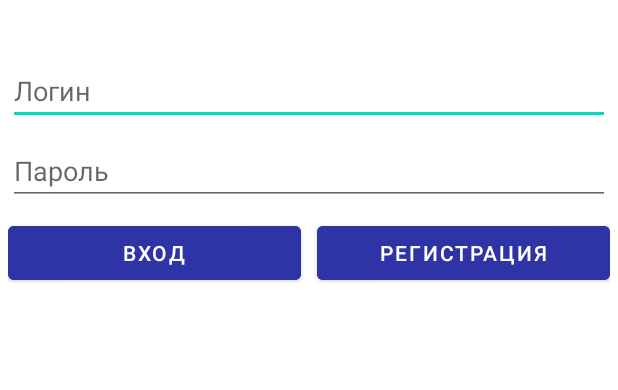
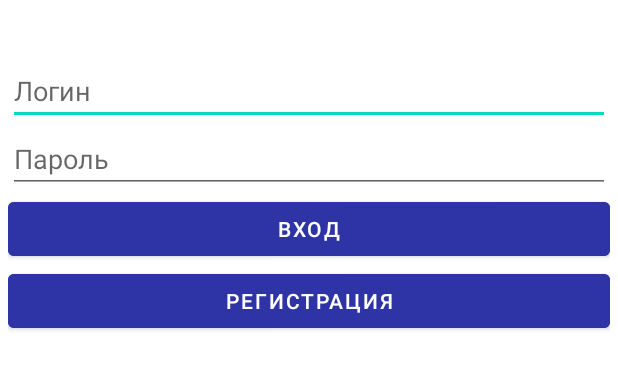
Before and after one commit to juicyluv/mobile-coursework, an Android app: the screen it shows after launch (MainActivity), on a phone screen of 412 x 824 dp, the part 77-467 px from its top. Run offline under Robolectric (Android 15) with nearby library versions, the phone set to English and light mode, and no system bars.

Commit message:
Fixed fragment styles, added separator string.

```diff
--- a/app/src/main/res/layout/fragment_add_sleep.xml
+++ b/app/src/main/res/layout/fragment_add_sleep.xml
@@ -149,11 +149,12 @@
 
     <Button
         android:id="@+id/addSleepAddButton"
-        android:layout_width="wrap_content"
+        android:layout_width="match_parent"
         android:layout_height="wrap_content"
         android:layout_marginTop="16dp"
         android:backgroundTint="@color/main_blue"
         android:text="@string/add_sleep_button_text"
+        app:layout_constraintBottom_toBottomOf="parent"
         app:layout_constraintEnd_toEndOf="parent"
         app:layout_constraintStart_toStartOf="parent"
         app:layout_constraintTop_toBottomOf="@+id/addSleepRatingText" />
--- a/app/src/main/res/layout/fragment_login.xml
+++ b/app/src/main/res/layout/fragment_login.xml
@@ -6,56 +6,44 @@
     android:layout_height="match_parent"
     tools:context=".LoginFragment">
 
-    <EditText
-        android:id="@+id/loginInput"
+    <LinearLayout
         android:layout_width="match_parent"
         android:layout_height="wrap_content"
-        android:hint="@string/input_login"
-        app:layout_constraintEnd_toEndOf="parent"
+        android:orientation="vertical"
         app:layout_constraintStart_toStartOf="parent"
-        app:layout_constraintTop_toTopOf="parent" />
+        app:layout_constraintTop_toTopOf="parent">
 
-    <EditText
-        android:id="@+id/passwordInput"
-        android:layout_width="match_parent"
-        android:layout_height="wrap_content"
-        android:layout_marginTop="8dp"
-        android:hint="@string/input_password"
-        android:inputType="textPassword"
-        app:layout_constraintEnd_toEndOf="parent"
-        app:layout_constraintStart_toStartOf="parent"
-        app:layout_constraintTop_toBottomOf="@id/loginInput" />
+        <EditText
+            android:id="@+id/loginInput"
+            android:layout_width="match_parent"
+            android:layout_height="wrap_content"
+            android:hint="@string/input_login" />
 
-    <GridLayout
-        android:layout_width="match_parent"
-        android:layout_height="wrap_content"
-        android:layout_marginTop="8dp"
-        android:columnCount="2"
-        android:orientation="horizontal"
-        app:layout_constraintEnd_toEndOf="parent"
-        app:layout_constraintStart_toStartOf="parent"
-        app:layout_constraintTop_toBottomOf="@id/passwordInput">
+        <EditText
+            android:id="@+id/passwordInput"
+            android:layout_width="match_parent"
+            android:layout_height="wrap_content"
+            android:hint="@string/input_password"
+            android:inputType="textPassword" />
 
         <Button
             android:id="@+id/loginButton"
-            android:layout_width="0sp"
+            android:layout_width="match_parent"
             android:layout_height="wrap_content"
             android:layout_columnWeight="1"
             android:layout_gravity="fill"
-            android:layout_marginEnd="5sp"
             android:backgroundTint="@color/main_blue"
             android:text="@string/login" />
 
         <Button
             android:id="@+id/registerButton"
-            android:layout_width="0sp"
+            android:layout_width="match_parent"
             android:layout_height="wrap_content"
             android:layout_columnWeight="1"
             android:layout_gravity="fill"
-            android:layout_marginStart="5sp"
             android:backgroundTint="@color/main_blue"
             android:text="@string/register" />
 
-    </GridLayout>
+    </LinearLayout>
 
 </androidx.constraintlayout.widget.ConstraintLayout>
--- a/app/src/main/res/layout/fragment_sleeps.xml
+++ b/app/src/main/res/layout/fragment_sleeps.xml
@@ -8,11 +8,10 @@
 
     <Button
         android:id="@+id/addSleepButton"
-        android:layout_width="wrap_content"
+        android:layout_width="match_parent"
         android:layout_height="wrap_content"
         android:text="@string/add_sleep_button_text"
         app:layout_constraintBottom_toBottomOf="parent"
-        app:layout_constraintEnd_toEndOf="parent"
         app:layout_constraintStart_toStartOf="parent"
         app:layout_constraintTop_toBottomOf="@+id/sleepsList" />
 
--- a/app/src/main/res/layout/item_sleep.xml
+++ b/app/src/main/res/layout/item_sleep.xml
@@ -27,7 +27,7 @@
         app:layout_constraintBottom_toBottomOf="parent"
         app:layout_constraintStart_toEndOf="@+id/startTextView"
         app:layout_constraintTop_toTopOf="parent"
-        tools:text="-" />
+        tools:text="@string/sleep_times_separator" />
 
     <TextView
         android:id="@+id/endTextView"
--- a/app/src/main/res/values/strings.xml
+++ b/app/src/main/res/values/strings.xml
@@ -26,4 +26,5 @@
     <string name="login">Вход</string>
     <string name="register">Регистрация</string>
     <string name="logout">Выйти</string>
+    <string name="sleep_times_separator">-</string>
 </resources>
```
